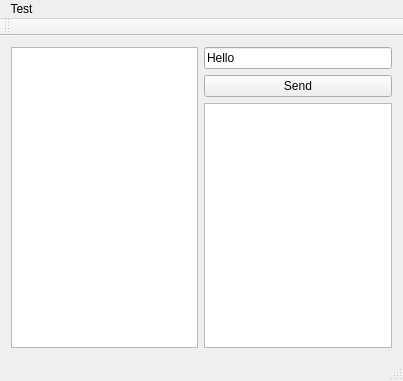
Before: the Qt Designer form P2PNodeClient/mainwindow.ui in fenixnix/Causation-Chain, drawn with Qt 5.
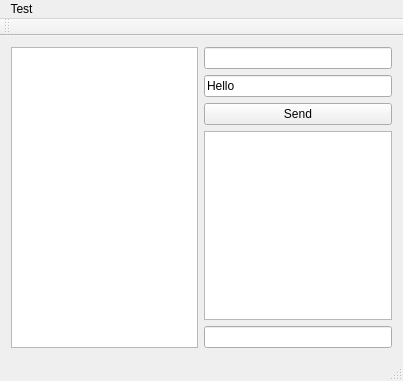
After: the same form once the commit is applied.

```diff
--- a/P2PNodeClient/mainwindow.ui
+++ b/P2PNodeClient/mainwindow.ui
@@ -20,6 +20,9 @@
     </item>
     <item>
      <layout class="QVBoxLayout" name="verticalLayout">
+      <item>
+       <widget class="QLineEdit" name="lineEditAddress"/>
+      </item>
       <item>
        <widget class="QLineEdit" name="lineEdit">
         <property name="text">
@@ -37,6 +40,9 @@
       <item>
        <widget class="QPlainTextEdit" name="plainTextEdit"/>
       </item>
+      <item>
+       <widget class="QLineEdit" name="lineEditLocalAddr"/>
+      </item>
      </layout>
     </item>
    </layout>
```
Left out of the diff: 6 changed lines with no effect on the pictures.
